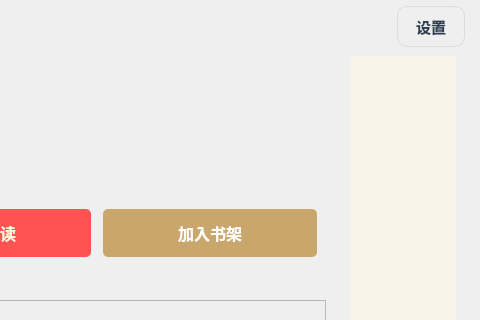
First picture: the form in mainwindow.ui, repository lankai7/Novel_Book, before the edit; both pictures show x 742 to 1222 and y 0 to 320 of the 1222 by 750 pixel window.
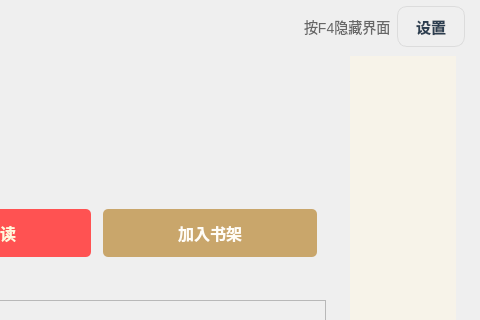
Second picture: the form after the edit.

The edit to the form file:
```diff
--- a/mainwindow.ui
+++ b/mainwindow.ui
@@ -286,6 +286,13 @@
          </property>
         </spacer>
        </item>
+       <item>
+        <widget class="QLabel" name="label_9">
+         <property name="text">
+          <string>按F4隐藏界面</string>
+         </property>
+        </widget>
+       </item>
        <item>
         <widget class="QPushButton" name="btnSetApi">
          <property name="text">
```
